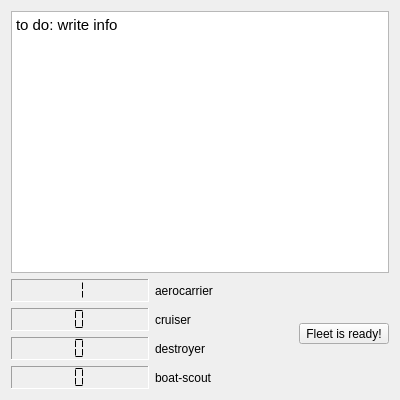
Above: src/tabOfInformation.ui from ZiminGrigory/SeaBattle before the change. Below: the same form after it.
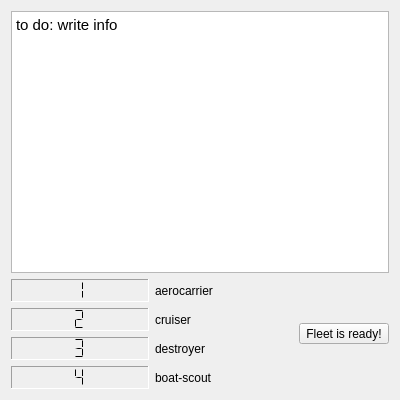
That is the form after the change.

What changed in the file:
```diff
--- a/src/tabOfInformation.ui
+++ b/src/tabOfInformation.ui
@@ -146,6 +146,9 @@
        <property name="segmentStyle">
         <enum>QLCDNumber::Flat</enum>
        </property>
+       <property name="value" stdset="0">
+        <double>2.000000000000000</double>
+       </property>
       </widget>
      </item>
      <item row="1" column="1">
@@ -187,6 +190,9 @@
        <property name="segmentStyle">
         <enum>QLCDNumber::Flat</enum>
        </property>
+       <property name="value" stdset="0">
+        <double>3.000000000000000</double>
+       </property>
       </widget>
      </item>
      <item row="2" column="1">
@@ -225,6 +231,9 @@
        <property name="segmentStyle">
         <enum>QLCDNumber::Flat</enum>
        </property>
+       <property name="value" stdset="0">
+        <double>4.000000000000000</double>
+       </property>
       </widget>
      </item>
      <item row="3" column="1">
```
Left out of the diff: 3 changed lines with no effect on the pictures.
